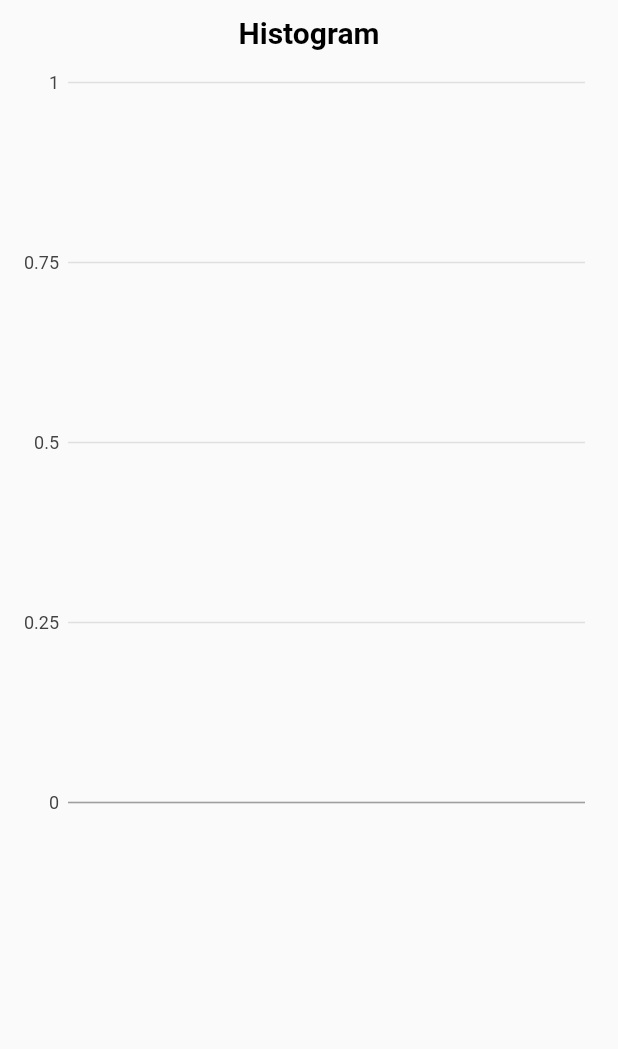
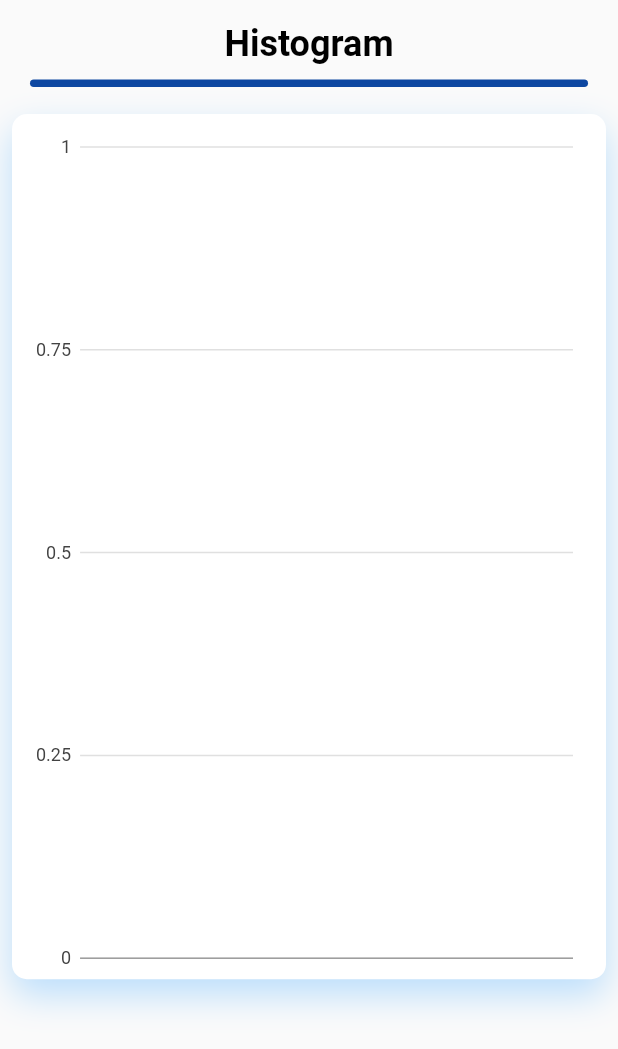
Before and after one commit to ziadwaelai/statisticsCalculator, a Flutter app: the Charts screen opened directly, on a phone screen of 412 x 824 dp. Shown: the top 1049 px of the screen. Run offline on Flutter 3.47's test engine with Material 2 defaults, Android fonts, the light colour scheme and no system bars; our stand-ins replace charts_flutter, flutter_native_admob, simple_animations, sizer; missing offline and left inert: admob_flutter.

```diff
--- a/lib/shered/charts.dart
+++ b/lib/shered/charts.dart
@@ -1,13 +1,17 @@
 import 'package:charts_flutter/flutter.dart' as charts;
 import 'package:flutter/material.dart';
 import 'package:statistics_calculator/shered/components.dart';
+import 'package:sizer/sizer.dart';
 
 final List<charts.Series<Graph, String>> series = [
   charts.Series(
     id: "1",
     data: graph,
-    domainFn: (Graph series, _) => series.x.toString(),
+    domainFn: (Graph series, _) => series.x,
     measureFn: (Graph series, _) => series.y,
+    fillColorFn: (pollution, _) => charts.ColorUtil.fromDartColor(
+      Colors.blue[900],
+    ), //column color.
   )
 ];
 
@@ -19,18 +23,43 @@ class Charts extends StatelessWidget {
       child: Column(
         children: [
           SizedBox(
-            height: 10,
+            height: 15,
           ),
           FadeAnimation(
             1.3,
             Text("Histogram",
                 style: TextStyle(
                   color: Colors.black,
-                  fontSize: 20,
+                  fontSize: 24,
                   fontWeight: FontWeight.w700,
                 )),
           ),
-          histogram(),
+          SizedBox(
+            height: 10,
+          ),
+          FadeAnimation(1.4, myDivider()),
+          SizedBox(
+            height: 10,
+          ),
+          FadeAnimation(
+            1.6,
+            Padding(
+              padding: const EdgeInsets.all(8.0),
+              child: Container(
+                  decoration: BoxDecoration(
+                      color: Colors.white,
+                      borderRadius: BorderRadius.circular(10),
+                      boxShadow: [
+                        BoxShadow(
+                            color: Colors.blue.shade100,
+                            blurRadius: 20,
+                            offset: Offset(0, 10))
+                      ]),
+                  width: double.infinity,
+                  height: 70.h,
+                  child: histogram()),
+            ),
+          ),
         ],
       ),
     ));
@@ -46,6 +75,10 @@ Widget histogram() {
       child: charts.BarChart(
         series,
         animate: true,
+        defaultRenderer: new charts.BarRendererConfig(
+          maxBarWidthPx: 30.w.toInt(),
+          minBarLengthPx: 10.w.toInt(),
+        ),
       ),
     ),
   );
--- a/pubspec.yaml
+++ b/pubspec.yaml
@@ -32,6 +32,8 @@ dependencies:
   simple_animations: ^1.3.3
   sizer: ^2.0.15
   charts_flutter: ^0.12.0
+  admob_flutter: ^1.0.1
+  flutter_native_admob: ^2.1.0+3
 
 
 dev_dependencies:
```
Also changed, not shown: lib/ads/ads.dart (added, +34 -0 lines), lib/screens/fianlHomePage.dart (+40 -1 lines), lib/screens/resultScreen.dart (+36 -0 lines), lib/shered/components.dart (+22 -29 lines), pubspec.lock, 1 other file.
